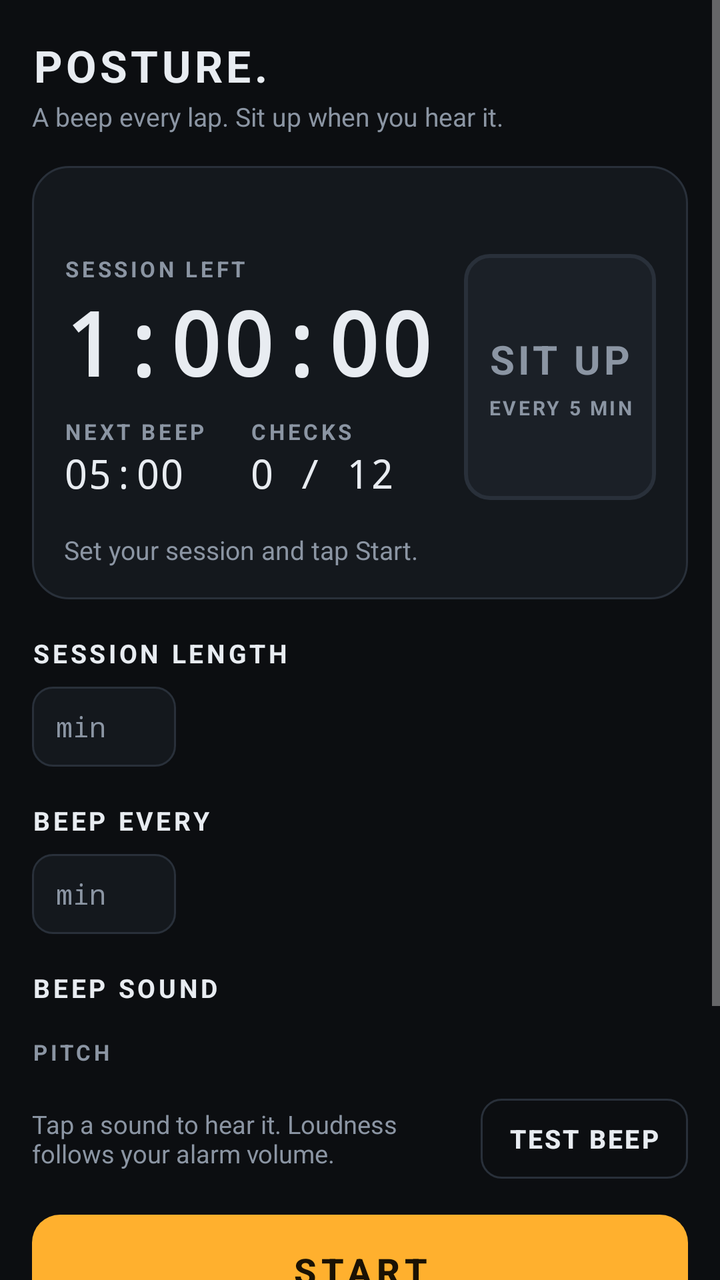
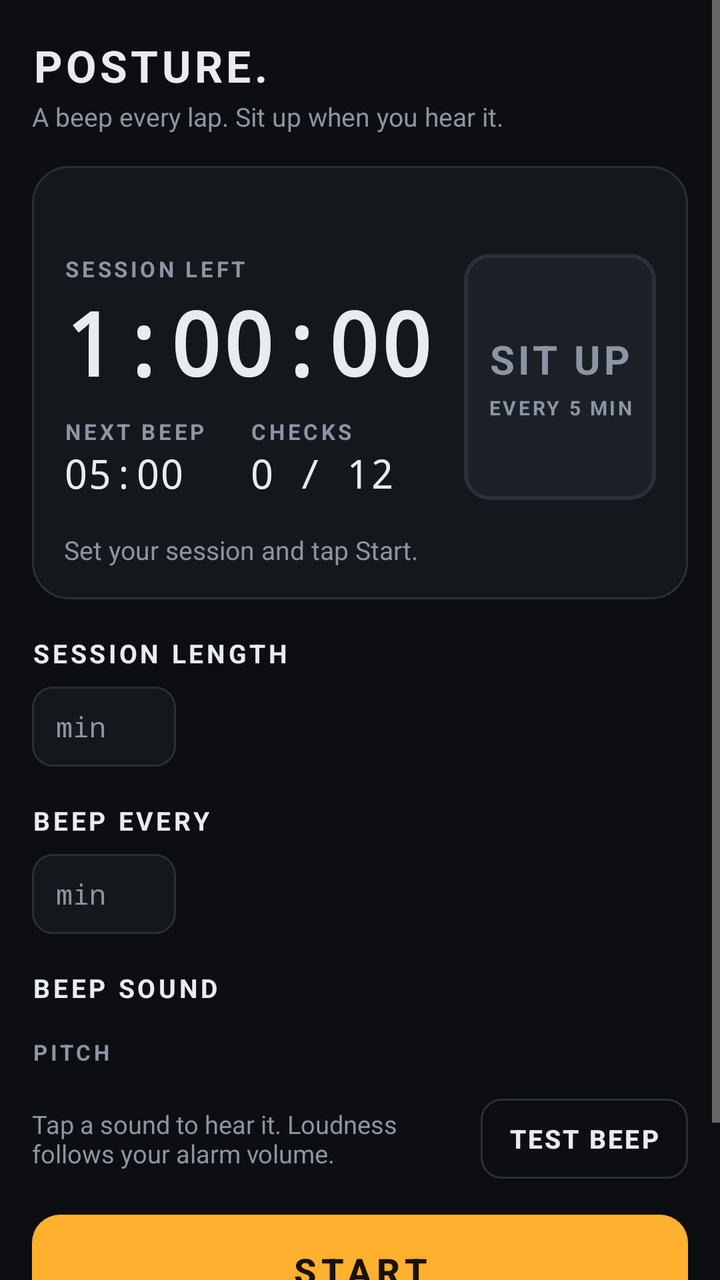

Compare the two renders of this Android layout. The source of the first and the diff that turns it into the second are given below.
<!-- AndroidManifest.xml: application theme Theme.Posture -->
<!-- res/layout/activity_main.xml -->
<?xml version="1.0" encoding="utf-8"?>
<ScrollView xmlns:android="http://schemas.android.com/apk/res/android"
    android:layout_width="match_parent"
    android:layout_height="match_parent"
    android:background="@color/carbon"
    android:fillViewport="true"
    android:fitsSystemWindows="true">

    <LinearLayout
        android:layout_width="match_parent"
        android:layout_height="wrap_content"
        android:orientation="vertical"
        android:paddingStart="16dp"
        android:paddingTop="18dp"
        android:paddingEnd="16dp"
        android:paddingBottom="28dp">

        
        <TextView
            android:id="@+id/title"
            android:layout_width="wrap_content"
            android:layout_height="wrap_content"
            android:letterSpacing="0.08"
            android:text="POSTURE."
            android:textColor="@color/ink"
            android:textSize="22sp"
            android:textStyle="bold" />

        <TextView
            android:layout_width="wrap_content"
            android:layout_height="wrap_content"
            android:layout_marginTop="2dp"
            android:text="A beep every lap. Sit up when you hear it."
            android:textColor="@color/mute"
            android:textSize="13sp" />

        
        <LinearLayout
            android:layout_width="match_parent"
            android:layout_height="wrap_content"
            android:layout_marginTop="16dp"
            android:background="@drawable/panel"
            android:orientation="vertical"
            android:padding="16dp">

            <LinearLayout
                android:id="@+id/leds"
                android:layout_width="match_parent"
                android:layout_height="12dp"
                android:gravity="center"
                android:orientation="horizontal" />

            <LinearLayout
                android:layout_width="match_parent"
                android:layout_height="wrap_content"
                android:layout_marginTop="16dp"
                android:orientation="horizontal">

                <LinearLayout
                    android:layout_width="0dp"
                    android:layout_height="wrap_content"
                    android:layout_weight="1"
                    android:orientation="vertical">

                    <TextView
                        style="@style/Label"
                        android:layout_width="wrap_content"
                        android:layout_height="wrap_content"
                        android:text="Session left" />

                    <TextView
                        android:id="@+id/left"
                        android:layout_width="wrap_content"
                        android:layout_height="wrap_content"
                        android:fontFamily="monospace"
                        android:maxLines="1"
                        android:text="1:00:00"
                        android:textColor="@color/ink"
                        android:textSize="44sp"
                        android:textStyle="bold" />

                    <LinearLayout
                        android:layout_width="wrap_content"
                        android:layout_height="wrap_content"
                        android:layout_marginTop="8dp"
                        android:orientation="horizontal">

                        <LinearLayout
                            android:layout_width="wrap_content"
                            android:layout_height="wrap_content"
                            android:layout_marginEnd="22dp"
                            android:orientation="vertical">

                            <TextView
                                style="@style/Label"
                                android:layout_width="wrap_content"
                                android:layout_height="wrap_content"
                                android:text="Next beep" />

                            <TextView
                                android:id="@+id/next"
                                android:layout_width="wrap_content"
                                android:layout_height="wrap_content"
                                android:fontFamily="monospace"
                                android:text="05:00"
                                android:textColor="@color/ink"
                                android:textSize="20sp" />
                        </LinearLayout>

                        <LinearLayout
                            android:layout_width="wrap_content"
                            android:layout_height="wrap_content"
                            android:orientation="vertical">

                            <TextView
                                style="@style/Label"
                                android:layout_width="wrap_content"
                                android:layout_height="wrap_content"
                                android:text="Checks" />

                            <TextView
                                android:id="@+id/count"
                                android:layout_width="wrap_content"
                                android:layout_height="wrap_content"
                                android:fontFamily="monospace"
                                android:text="0 / 12"
                                android:textColor="@color/ink"
                                android:textSize="20sp" />
                        </LinearLayout>
                    </LinearLayout>
                </LinearLayout>

                <LinearLayout
                    android:id="@+id/cue"
                    android:layout_width="96dp"
                    android:layout_height="match_parent"
                    android:layout_marginStart="12dp"
                    android:background="@drawable/cue_bg"
                    android:gravity="center"
                    android:orientation="vertical"
                    android:padding="6dp">

                    <TextView
                        android:id="@+id/cueTitle"
                        android:layout_width="wrap_content"
                        android:layout_height="wrap_content"
                        android:letterSpacing="0.08"
                        android:text="SIT UP"
                        android:textColor="@color/mute"
                        android:textSize="20sp"
                        android:textStyle="bold" />

                    <TextView
                        android:id="@+id/cueText"
                        android:layout_width="wrap_content"
                        android:layout_height="wrap_content"
                        android:layout_marginTop="4dp"
                        android:gravity="center"
                        android:letterSpacing="0.12"
                        android:text="EVERY 5 MIN"
                        android:textColor="@color/mute"
                        android:textSize="10sp"
                        android:textStyle="bold" />
                </LinearLayout>
            </LinearLayout>

            <TextView
                android:id="@+id/status"
                android:layout_width="match_parent"
                android:layout_height="wrap_content"
                android:layout_marginTop="16dp"
                android:text="Set your session and tap Start."
                android:textColor="@color/mute"
                android:textSize="13sp" />
        </LinearLayout>

        
        <LinearLayout
            android:id="@+id/setup"
            android:layout_width="match_parent"
            android:layout_height="wrap_content"
            android:orientation="vertical">

            <TextView
                style="@style/Heading"
                android:layout_width="wrap_content"
                android:layout_height="wrap_content"
                android:text="Session length" />

            <HorizontalScrollView
                android:layout_width="match_parent"
                android:layout_height="wrap_content"
                android:scrollbars="none">

                <LinearLayout
                    android:layout_width="wrap_content"
                    android:layout_height="wrap_content"
                    android:gravity="center_vertical"
                    android:orientation="horizontal">

                    <RadioGroup
                        android:id="@+id/groupTotal"
                        android:layout_width="wrap_content"
                        android:layout_height="wrap_content"
                        android:orientation="horizontal" />

                    <EditText
                        android:id="@+id/customTotal"
                        style="@style/Custom"
                        android:layout_width="wrap_content"
                        android:layout_height="wrap_content" />
                </LinearLayout>
            </HorizontalScrollView>

            <TextView
                style="@style/Heading"
                android:layout_width="wrap_content"
                android:layout_height="wrap_content"
                android:text="Beep every" />

            <HorizontalScrollView
                android:layout_width="match_parent"
                android:layout_height="wrap_content"
                android:scrollbars="none">

                <LinearLayout
                    android:layout_width="wrap_content"
                    android:layout_height="wrap_content"
                    android:gravity="center_vertical"
                    android:orientation="horizontal">

                    <RadioGroup
                        android:id="@+id/groupInterval"
                        android:layout_width="wrap_content"
                        android:layout_height="wrap_content"
                        android:orientation="horizontal" />

                    <EditText
                        android:id="@+id/customInterval"
                        style="@style/Custom"
                        android:layout_width="wrap_content"
                        android:layout_height="wrap_content" />
                </LinearLayout>
            </HorizontalScrollView>

            <TextView
                style="@style/Heading"
                android:layout_width="wrap_content"
                android:layout_height="wrap_content"
                android:text="Beep sound" />

            <RadioGroup
                android:id="@+id/groupSound"
                android:layout_width="wrap_content"
                android:layout_height="wrap_content"
                android:orientation="horizontal" />

            <LinearLayout
                android:layout_width="match_parent"
                android:layout_height="wrap_content"
                android:layout_marginTop="8dp"
                android:gravity="center_vertical"
                android:orientation="horizontal">

                <TextView
                    style="@style/Label"
                    android:layout_width="56dp"
                    android:layout_height="wrap_content"
                    android:text="Pitch" />

                <RadioGroup
                    android:id="@+id/groupPitch"
                    android:layout_width="wrap_content"
                    android:layout_height="wrap_content"
                    android:orientation="horizontal" />
            </LinearLayout>
        </LinearLayout>

        <LinearLayout
            android:layout_width="match_parent"
            android:layout_height="wrap_content"
            android:layout_marginTop="16dp"
            android:gravity="center_vertical"
            android:orientation="horizontal">

            <TextView
                android:layout_width="0dp"
                android:layout_height="wrap_content"
                android:layout_weight="1"
                android:text="Tap a sound to hear it. Loudness follows your alarm volume."
                android:textColor="@color/mute"
                android:textSize="12.5sp" />

            <Button
                android:id="@+id/test"
                android:layout_width="wrap_content"
                android:layout_height="40dp"
                android:layout_marginStart="12dp"
                android:background="@drawable/ghost_bg"
                android:letterSpacing="0.08"
                android:paddingStart="14dp"
                android:paddingEnd="14dp"
                android:stateListAnimator="@null"
                android:text="Test beep"
                android:textColor="@color/ink"
                android:textSize="13sp"
                android:textStyle="bold" />
        </LinearLayout>

        <Button
            android:id="@+id/go"
            android:layout_width="match_parent"
            android:layout_height="56dp"
            android:layout_marginTop="18dp"
            android:background="@drawable/go_bg"
            android:letterSpacing="0.14"
            android:stateListAnimator="@null"
            android:text="Start"
            android:textColor="@color/amber_ink"
            android:textSize="18sp"
            android:textStyle="bold" />

        <Button
            android:id="@+id/battery"
            android:layout_width="match_parent"
            android:layout_height="wrap_content"
            android:layout_marginTop="10dp"
            android:background="@drawable/ghost_bg"
            android:minHeight="44dp"
            android:padding="10dp"
            android:stateListAnimator="@null"
            android:text="Allow Posture to run in the background"
            android:textAllCaps="false"
            android:textColor="@color/amber"
            android:textSize="14sp"
            android:visibility="gone" />

        <TextView
            android:layout_width="match_parent"
            android:layout_height="wrap_content"
            android:layout_marginTop="18dp"
            android:lineSpacingMultiplier="1.2"
            android:text="Beeps keep coming with the app closed, the phone locked, or music playing. Music dips for the beep, then comes back. Stop from here or from the notification."
            android:textColor="@color/mute"
            android:textSize="13sp" />

        <LinearLayout
            android:layout_width="match_parent"
            android:layout_height="wrap_content"
            android:layout_marginTop="22dp"
            android:gravity="center"
            android:orientation="horizontal">

            <TextView
                android:id="@+id/ver"
                android:layout_width="wrap_content"
                android:layout_height="wrap_content"
                android:fontFamily="monospace"
                android:text="v"
                android:textColor="@color/mute"
                android:textSize="12sp" />

            <TextView
                android:id="@+id/changelog"
                android:layout_width="wrap_content"
                android:layout_height="wrap_content"
                android:layout_marginStart="14dp"
                android:fontFamily="monospace"
                android:padding="6dp"
                android:text="Changelog"
                android:textColor="@color/mute"
                android:textSize="12sp" />
        </LinearLayout>
    </LinearLayout>
</ScrollView>
<!-- resources referenced by this layout -->
<resources>
  <color name="amber">#FFB02E</color>
  <color name="amber_ink">#1A1204</color>
  <color name="carbon">#0C0E11</color>
  <color name="ink">#E8ECF1</color>
  <color name="mute">#8B95A3</color>
  <!-- drawable cue_bg (drawable) -->
  <?xml version="1.0" encoding="utf-8"?>
  <shape xmlns:android="http://schemas.android.com/apk/res/android" android:shape="rectangle">
      <solid android:color="@color/panel2" />
      <stroke android:width="2dp" android:color="@color/line" />
      <corners android:radius="12dp" />
  </shape>
  <!-- drawable ghost_bg (drawable) -->
  <?xml version="1.0" encoding="utf-8"?>
  <shape xmlns:android="http://schemas.android.com/apk/res/android" android:shape="rectangle">
      <solid android:color="@android:color/transparent" />
      <stroke android:width="1dp" android:color="@color/line" />
      <corners android:radius="10dp" />
  </shape>
  <!-- drawable go_bg (drawable) -->
  <?xml version="1.0" encoding="utf-8"?>
  <shape xmlns:android="http://schemas.android.com/apk/res/android" android:shape="rectangle">
      <solid android:color="@color/amber" />
      <corners android:radius="14dp" />
  </shape>
  <!-- drawable panel (drawable) -->
  <?xml version="1.0" encoding="utf-8"?>
  <shape xmlns:android="http://schemas.android.com/apk/res/android" android:shape="rectangle">
      <solid android:color="@color/panel" />
      <stroke android:width="1dp" android:color="@color/line" />
      <corners android:radius="18dp" />
  </shape>
  <style name="Custom">
          <item name="android:background">@drawable/edit_bg</item>
          <item name="android:textColor">@color/ink</item>
          <item name="android:textSize">14sp</item>
          <item name="android:fontFamily">monospace</item>
          <item name="android:inputType">number</item>
          <item name="android:maxLength">3</item>
          <item name="android:hint">min</item>
          <item name="android:paddingStart">12dp</item>
          <item name="android:paddingEnd">12dp</item>
          <item name="android:minHeight">40dp</item>
          <item name="android:minWidth">72dp</item>
          <item name="android:importantForAutofill">no</item>
      </style>
  <style name="Heading">
          <item name="android:textColor">@color/ink</item>
          <item name="android:textSize">13sp</item>
          <item name="android:textStyle">bold</item>
          <item name="android:letterSpacing">0.12</item>
          <item name="android:textAllCaps">true</item>
          <item name="android:layout_marginTop">18dp</item>
          <item name="android:layout_marginBottom">8dp</item>
      </style>
  <style name="Label">
          <item name="android:textColor">@color/mute</item>
          <item name="android:textSize">11sp</item>
          <item name="android:textStyle">bold</item>
          <item name="android:letterSpacing">0.14</item>
          <item name="android:textAllCaps">true</item>
      </style>
  <style name="Theme.Posture" parent="android:Theme.Material.NoActionBar">
          <item name="android:windowBackground">@color/carbon</item>
          <item name="android:statusBarColor">@color/carbon</item>
          <item name="android:navigationBarColor">@color/carbon</item>
          <item name="android:colorAccent">@color/amber</item>
          <item name="android:colorControlActivated">@color/amber</item>
          <item name="android:textColorPrimary">@color/ink</item>
          <item name="android:textColorHint">@color/mute</item>
      </style>
  <color name="panel2">#1B2027</color>
  <color name="line">#29303A</color>
  <color name="panel">#14181D</color>
  <!-- unchanged entries left out for length: 1 -->
</resources>

<!-- the commit's change to res/layout/activity_main.xml (unified diff, before → after) -->
@@ -336,40 +336,14 @@
             android:visibility="gone" />
 
         <TextView
-            android:layout_width="match_parent"
-            android:layout_height="wrap_content"
-            android:layout_marginTop="18dp"
-            android:lineSpacingMultiplier="1.2"
-            android:text="Beeps keep coming with the app closed, the phone locked, or music playing. Music dips for the beep, then comes back. Stop from here or from the notification."
+            android:id="@+id/ver"
+            android:layout_width="match_parent"
+            android:layout_height="wrap_content"
+            android:layout_marginTop="22dp"
+            android:fontFamily="monospace"
+            android:gravity="center"
+            android:text="v"
             android:textColor="@color/mute"
-            android:textSize="13sp" />
-
-        <LinearLayout
-            android:layout_width="match_parent"
-            android:layout_height="wrap_content"
-            android:layout_marginTop="22dp"
-            android:gravity="center"
-            android:orientation="horizontal">
-
-            <TextView
-                android:id="@+id/ver"
-                android:layout_width="wrap_content"
-                android:layout_height="wrap_content"
-                android:fontFamily="monospace"
-                android:text="v"
-                android:textColor="@color/mute"
-                android:textSize="12sp" />
-
-            <TextView
-                android:id="@+id/changelog"
-                android:layout_width="wrap_content"
-                android:layout_height="wrap_content"
-                android:layout_marginStart="14dp"
-                android:fontFamily="monospace"
-                android:padding="6dp"
-                android:text="Changelog"
-                android:textColor="@color/mute"
-                android:textSize="12sp" />
-        </LinearLayout>
+            android:textSize="12sp" />
     </LinearLayout>
 </ScrollView>
